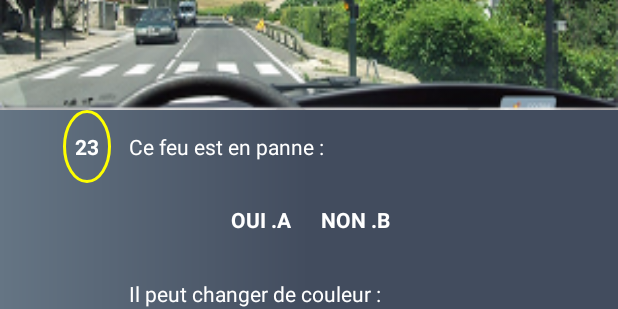
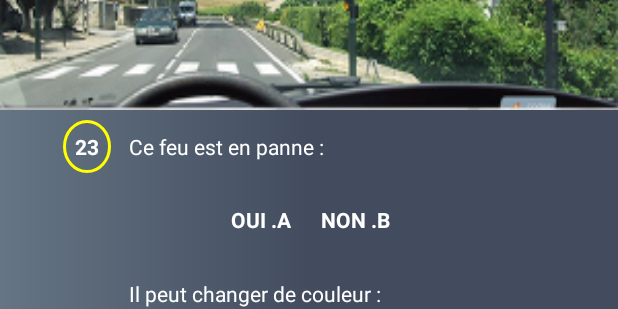
Before and after one commit to DeveloperXY/FreeTestCode, an Android app: the layout activity_serie_details.xml on its own in the app's theme, with its tools: preview values and no code run, on a phone screen of 412 x 824 dp. Shown: the part 317-626 px from the top of the screen. Run offline under Robolectric (Android 15) with nearby library versions, the phone set to English and light mode, and no system bars; plain views replace CustomTextView.

```diff
--- a/app/src/main/res/layout/activity_serie_details.xml
+++ b/app/src/main/res/layout/activity_serie_details.xml
@@ -71,16 +71,18 @@
                                 <TextView
                                     android:id="@+id/questionID"
                                     android:layout_width="wrap_content"
-                                    android:layout_height="match_parent"
+                                    android:layout_height="wrap_content"
                                     android:layout_alignParentRight="true"
-                                    android:layout_alignParentTop="true"
+                                    android:layout_alignParentTop="false"
                                     android:padding="8dp"
                                     android:text="23"
                                     android:textColor="#ffffff"
                                     android:textStyle="bold"
                                     android:gravity="center_vertical|right"
                                     android:background="@drawable/yellow_circle"
-                                    android:layout_marginRight="8dp"/>
+                                    android:layout_marginRight="8dp"
+                                    android:layout_centerVertical="true"
+                                    android:layout_alignParentBottom="false"/>
                             </RelativeLayout>
 
                             <TextView
@@ -384,7 +386,8 @@
                     android:text="Correction"
                     android:textAllCaps="false"
                     android:textColor="#ffffff"
-                    android:textSize="24sp"/>
+                    android:textSize="24sp"
+                    android:onClick="onCorrect"/>
 
                 <Button
                     android:id="@+id/validationBtn"
@@ -395,7 +398,8 @@
                     android:text="Validation"
                     android:textAllCaps="false"
                     android:textColor="#ffffff"
-                    android:textSize="24sp"/>
+                    android:textSize="24sp"
+                    android:onClick="onValidate"/>
 
             </LinearLayout>
 
```
Also changed, not shown: app/src/main/assets/test.json (+0 -28 lines), app/src/main/java/com/octagen/freetestcode/ui/SerieDetailsActivity.java (+52 -2 lines).
